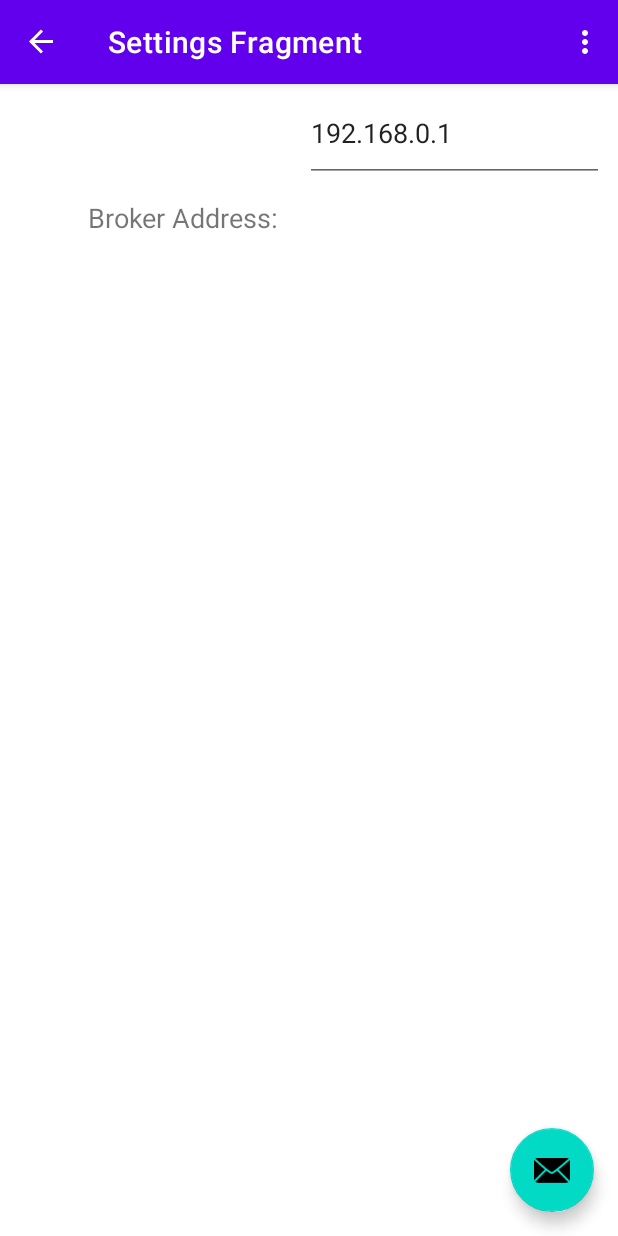
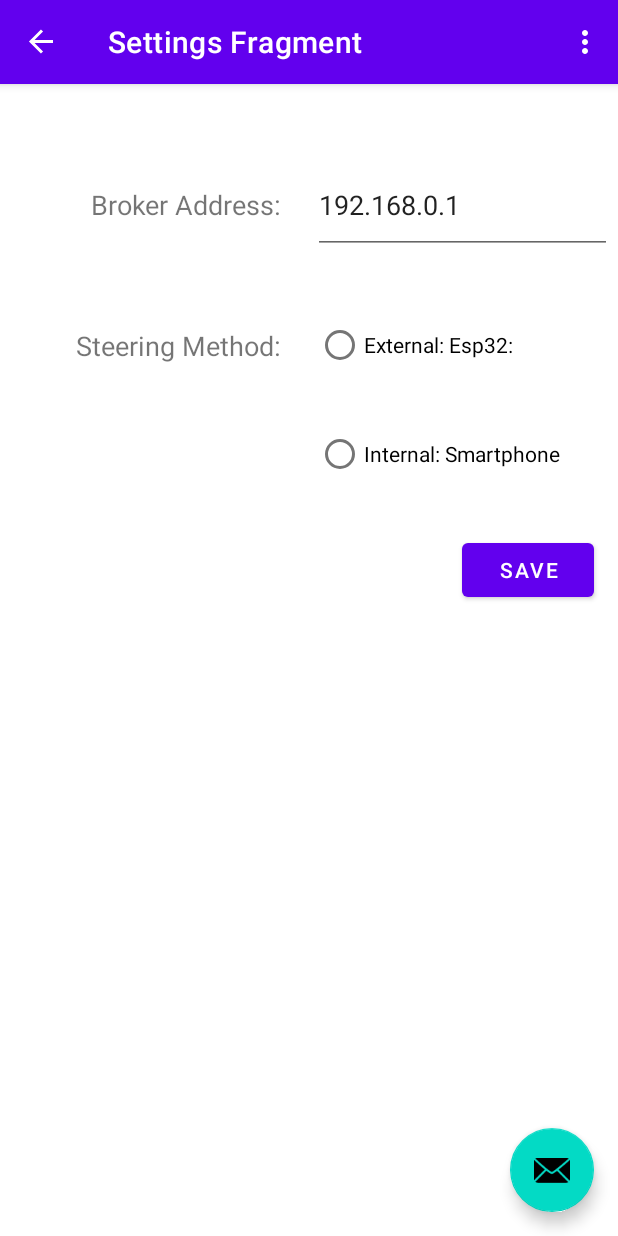
Before and after one commit to kueschallCarl/MUC_Projektarbeit, an Android app: the SettingsFragment screen opened through its navigation route, on a phone screen of 412 x 824 dp. Run offline under Robolectric (Android 15) with nearby library versions, the phone set to English and light mode, and no system bars; our stand-ins replace navigation-ui; libraries missing offline, so code that uses them is left out: org.eclipse.paho.

```diff
--- a/Menu_Template/app/src/main/java/com/example/menu_template/FirstFragment.java
+++ b/Menu_Template/app/src/main/java/com/example/menu_template/FirstFragment.java
@@ -44,7 +44,7 @@ public class FirstFragment extends Fragment {
             LayoutInflater inflater, ViewGroup container,
             Bundle savedInstanceState
     ) {
-        mqttManager = new MqttManager();
+        mqttManager = MqttManager.getInstance();
         binding = FragmentFirstBinding.inflate(inflater, container, false);
         return binding.getRoot();
 
--- a/Menu_Template/app/src/main/java/com/example/menu_template/MqttManager.java
+++ b/Menu_Template/app/src/main/java/com/example/menu_template/MqttManager.java
@@ -5,13 +5,14 @@ import android.util.Log;
 import org.eclipse.paho.client.mqttv3.*;
 import org.eclipse.paho.client.mqttv3.persist.MemoryPersistence;
 
-
 /**
  * This class handles MQTT connection and handles MQTT events
  */
 public class MqttManager {
-        //tcp://192.168.0.89:1883
-        public String MQTT_BROKER_IP = "192.168.0.89";
+    private static MqttManager instance;
+
+    // tcp://192.168.0.89:1883
+    public String MQTT_BROKER_IP = "198.162.0.89";
     public String MQTT_BROKER_PORT = "1883";
     public String MQTT_BROKER_METHOD = "tcp";
     private static final String MQTT_CLIENT_ID = "mosquitto_id";
@@ -19,11 +20,26 @@ public class MqttManager {
     private MqttClient mqttClient;
     private MqttCallbackListener callbackListener;
 
+    private MqttManager() {
+        // Private constructor to prevent instantiation outside the class
+    }
 
+    /**
+     * This method returns the singleton instance of MqttManager
+     *
+     * @return the MqttManager instance
+     */
+    public static MqttManager getInstance() {
+        if (instance == null) {
+            instance = new MqttManager();
+        }
+        return instance;
+    }
 
     /**
      * This method sets the CallbackListener
      * The listener should implement the necessary methods defined in the MqttCallback interface
+     *
      * @param listener the CallbackListener
      * @see MqttCallbackListener
      */
@@ -33,6 +49,7 @@ public class MqttManager {
 
     /**
      * Publishes a message to a topic
+     *
      * @param message the message to publish
      */
     public void publishToTopic(String message, String topic) {
@@ -47,6 +64,7 @@ public class MqttManager {
 
     /**
      * Subscribes to a topic
+     *
      * @param topic the topic to subscribe
      */
     public void subscribeToTopic(String topic) {
@@ -63,11 +81,12 @@ public class MqttManager {
      */
     public void connect() {
         try {
-                mqttClient = new MqttClient(MQTT_BROKER_METHOD+"://"+MQTT_BROKER_IP+":"+MQTT_BROKER_PORT, MQTT_CLIENT_ID, new MemoryPersistence());
+            mqttClient = new MqttClient(MQTT_BROKER_METHOD + "://" + MQTT_BROKER_IP + ":" + MQTT_BROKER_PORT, MQTT_CLIENT_ID, new MemoryPersistence());
             mqttClient.setCallback(new MqttCallback() {
 
                 /**
                  * Handles connection-loss
+                 *
                  * @param cause the reason behind the loss of connection.
                  */
                 @Override
@@ -79,8 +98,7 @@ public class MqttManager {
                 }
 
                 /**
-                     *
-                     * @param topic name of the topic on the message was published to
+                 * @param topic   name of the topic on the message was published to
                  * @param message the actual message.
                  * @throws Exception is caught in the catch below
                  */
@@ -95,6 +113,7 @@ public class MqttManager {
 
                 /**
                  * Handles delivery status information
+                 *
                  * @param token the delivery token associated with the message. Provides information about the delivery status.
                  */
                 @Override
@@ -103,15 +122,15 @@ public class MqttManager {
                 }
             });
 
-                //Create options instance
+            // Create options instance
             MqttConnectOptions options = new MqttConnectOptions();
-                //set CleanSessions to true the broker won't queue any messages for the client while it was disconnected.
+            // Set CleanSessions to true so the broker won't queue any messages for the client while it was disconnected.
             options.setCleanSession(true);
 
-                //Finally attempt to connect to the broker
+            // Finally attempt to connect to the broker
             mqttClient.connect(options);
 
-                //Check if connection was successful or not and log that information
+            // Check if connection was successful or not and log that information
             if (mqttClient.isConnected()) {
                 Log.d("MqttManager", "Connected to MQTT broker");
             } else {
@@ -125,7 +144,6 @@ public class MqttManager {
             }
         }
     }
-
 
     /**
      * Handles disconnecting from the broker
--- a/Menu_Template/app/src/main/java/com/example/menu_template/SettingsFragment.java
+++ b/Menu_Template/app/src/main/java/com/example/menu_template/SettingsFragment.java
@@ -7,6 +7,7 @@ import android.view.MenuInflater;
 import android.view.MenuItem;
 import android.view.View;
 import android.view.ViewGroup;
+import android.widget.EditText;
 
 import androidx.annotation.NonNull;
 import androidx.fragment.app.Fragment;
@@ -25,6 +26,7 @@ import com.example.menu_template.databinding.FragmentSettingsBinding;
 
 public class SettingsFragment extends Fragment {
     private FragmentSettingsBinding binding;
+    private MqttManager mqttManager;
 
     public View onCreateView(@NonNull LayoutInflater inflater, ViewGroup container, Bundle savedInstanceState) {
         binding = FragmentSettingsBinding.inflate(inflater, container, false);
@@ -33,7 +35,21 @@ public class SettingsFragment extends Fragment {
 
     public void onViewCreated(@NonNull View view, Bundle savedInstanceState) {
         super.onViewCreated(view, savedInstanceState);
+
+        // Get the singleton instance of MqttManager
+        mqttManager = MqttManager.getInstance();
+
+        // Handle connect button click
+        binding.buttonSaveSettings.setOnClickListener(new View.OnClickListener() {
+            @Override
+            public void onClick(View v) {
+                String brokerIP = binding.brokerAddressTextField.getText().toString();
+                mqttManager.MQTT_BROKER_IP = brokerIP;
+                Log.d("MqttManager", "brokerIP: " + mqttManager.MQTT_BROKER_IP);
+            }
+        });
     }
+
 
     @Override
     public void onCreate(Bundle savedInstanceState) {
@@ -53,7 +69,6 @@ public class SettingsFragment extends Fragment {
 
         if (id == R.id.action_settings) {
             // Navigate to the SettingsFragment
-            // The requireActivity() method provides the associated activity for the fragment.
             NavHostFragment.findNavController(this).navigate(R.id.action_FirstFragment_to_SettingsFragment);
             return true;
         }
--- a/Menu_Template/app/src/main/res/layout/fragment_settings.xml
+++ b/Menu_Template/app/src/main/res/layout/fragment_settings.xml
@@ -6,28 +6,77 @@
     android:layout_height="match_parent">
 
     <TextView
-        android:id="@+id/textview_first2"
+        android:id="@+id/broker_address_label"
         android:layout_width="181dp"
         android:layout_height="28dp"
-        android:layout_marginStart="4dp"
-        android:text="@string/hello_settings_fragment"
+        android:layout_marginTop="68dp"
+        android:layout_marginEnd="16dp"
+        android:text="@string/broker_address_label"
+        android:textAlignment="textEnd"
+        android:textSize="18sp"
+        app:layout_constraintEnd_toStartOf="@+id/broker_address_text_field"
+        app:layout_constraintHorizontal_bias="0.526"
+        app:layout_constraintStart_toStartOf="parent"
+        app:layout_constraintTop_toTopOf="parent" />
+
+    <TextView
+        android:id="@+id/steering_method_label"
+        android:layout_width="181dp"
+        android:layout_height="28dp"
+        android:text="@string/steering_method_label"
         android:textAlignment="textEnd"
         android:textSize="18sp"
         app:layout_constraintBottom_toBottomOf="parent"
+        app:layout_constraintEnd_toStartOf="@+id/radio_btn_group_steering_method"
+        app:layout_constraintHorizontal_bias="0.206"
         app:layout_constraintStart_toStartOf="parent"
-        app:layout_constraintTop_toTopOf="parent"
-        app:layout_constraintVertical_bias="0.104" />
+        app:layout_constraintTop_toBottomOf="@+id/broker_address_label"
+        app:layout_constraintVertical_bias="0.103" />
 
     <EditText
-        android:id="@+id/editTextText"
+        android:id="@+id/broker_address_text_field"
         android:layout_width="199dp"
         android:layout_height="65dp"
-        android:layout_marginStart="16dp"
+        android:layout_marginTop="48dp"
+        android:layout_marginEnd="4dp"
         android:ems="10"
         android:inputType="text"
         android:text="@string/broker_address_text_field"
         app:layout_constraintEnd_toEndOf="parent"
-        app:layout_constraintHorizontal_bias="0.157"
-        app:layout_constraintStart_toEndOf="@+id/textview_first2"
-        tools:layout_editor_absoluteY="57dp" />
+        app:layout_constraintTop_toTopOf="parent" />
+
+    <RadioGroup
+        android:id="@+id/radio_btn_group_steering_method"
+        android:layout_width="189dp"
+        android:layout_height="144dp"
+        android:layout_marginTop="24dp"
+        android:layout_marginEnd="12dp"
+        app:layout_constraintEnd_toEndOf="parent"
+        app:layout_constraintTop_toBottomOf="@+id/broker_address_text_field">
+
+        <RadioButton
+            android:id="@+id/radio_btn_esp32_steering"
+            android:layout_width="match_parent"
+            android:layout_height="73dp"
+            android:text="@string/radio_btn_esp32_label" />
+
+        <RadioButton
+            android:id="@+id/radio_btn_phone_steering"
+            android:layout_width="match_parent"
+            android:layout_height="72dp"
+            android:text="@string/radio_btn_phone_label" />
+    </RadioGroup>
+
+    <Button
+        android:id="@+id/button_save_settings"
+        android:layout_width="wrap_content"
+        android:layout_height="wrap_content"
+        android:text="@string/button_save_settings_label"
+        app:layout_constraintBottom_toBottomOf="parent"
+        app:layout_constraintEnd_toEndOf="parent"
+        app:layout_constraintHorizontal_bias="0.95"
+        app:layout_constraintStart_toStartOf="parent"
+        app:layout_constraintTop_toBottomOf="@+id/radio_btn_group_steering_method"
+        app:layout_constraintVertical_bias="0.042" />
+
 </androidx.constraintlayout.widget.ConstraintLayout>
--- a/Menu_Template/app/src/main/res/values/strings.xml
+++ b/Menu_Template/app/src/main/res/values/strings.xml
@@ -8,7 +8,14 @@
     <string name="previous">Previous</string>
 
     <string name="hello_first_fragment">Hello first fragment</string>
-    <string name="hello_settings_fragment">Broker Address:</string>
+    <string name="broker_address_label">Broker Address:</string>
+    <string name="steering_method_label">Steering Method:</string>
+
+    <string name="radio_btn_esp32_label">External: Esp32:</string>
+    <string name="radio_btn_phone_label">Internal: Smartphone</string>
+    <string name="button_save_settings_label">Save</string>
+
+
 
     <string name="broker_address_text_field">192.168.0.1</string>
     <string name="hello_second_fragment">Hello second fragment. Arg: %1$s</string>
```
Also changed, not shown: Menu_Template/app/src/main/java/com/example/menu_template/ESPSteering.java (added, +115 -0 lines), Menu_Template/app/src/main/java/com/example/menu_template/GameLogic.java (added, +69 -0 lines), Menu_Template/app/src/main/java/com/example/menu_template/PhoneSteering.java (added, +27 -0 lines), Menu_Template/app/src/main/java/com/example/menu_template/SecondFragment.java (+4 -51 lines), 1 other file. Lines whose indentation alone changed are shown as unchanged.
